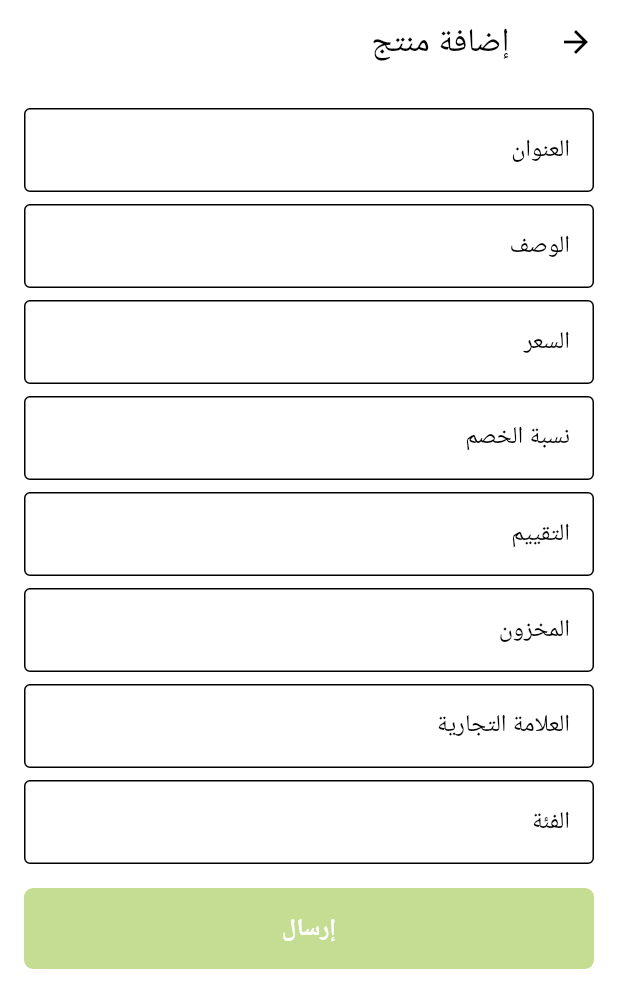
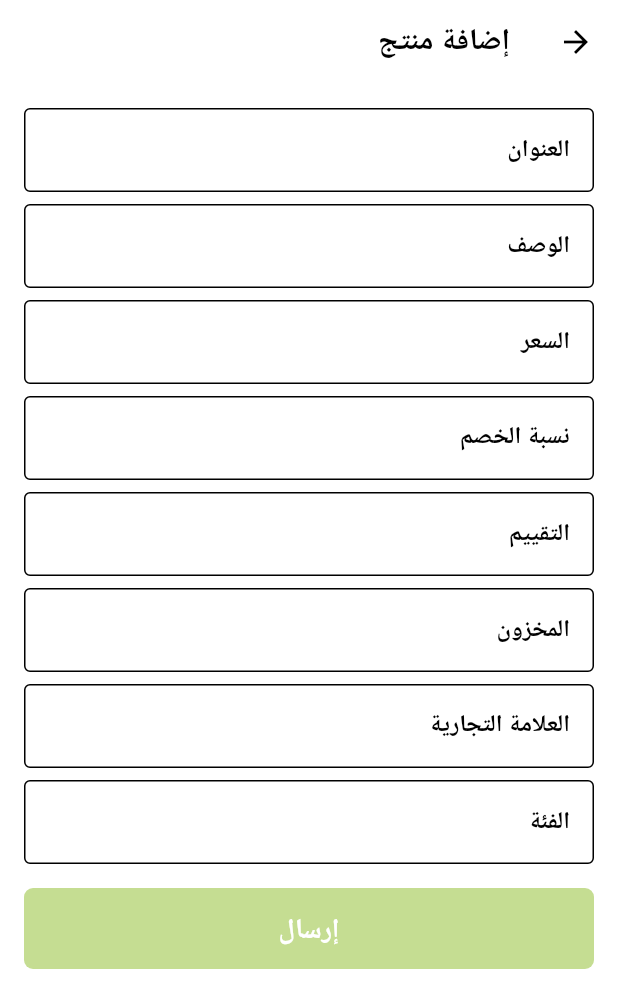
Before and after one commit to ahmedfarid2/TaskApp, a Flutter app: the screen it shows after launch, after a tap on "Ar", after a tap on the "add" icon, on a phone screen of 412 x 824 dp. Shown: the top 1008 px of the screen. Run offline on Flutter 3.47's test engine with Material 3 defaults, Android fonts, the phone set to English and light mode, and no system bars; our stand-ins replace bloc, dio, easy_localization, flutter_bloc, flutter_svg, lottie; network calls fail.

Commit message:
responsive fix

```diff
--- a/lib/core/constants/cst_const_values.dart
+++ b/lib/core/constants/cst_const_values.dart
@@ -1,4 +1,19 @@
+import 'package:flutter/material.dart';
+
 class CSTConstValues {
   final List<int> successStatusCodes = [200, 201];
   bool isNetworkDisconnected = false;
+
+  static const int wideScreenBreakpoint = 600;
+  bool isWideScreen(BuildContext context) {
+    return MediaQuery.of(context).size.width > wideScreenBreakpoint;
+  }
+
+  TextStyle getResponsiveTextStyle(BuildContext context, {required double fontSize, FontWeight fontWeight = FontWeight.normal, Color? color}) {
+    return TextStyle(
+      fontSize: MediaQuery.of(context).textScaler.scale(fontSize),
+      fontWeight: fontWeight,
+      color: color,
+    );
+  }
 }
--- /dev/null
+++ b/lib/core/extentions/text_theme_extension.dart
@@ -0,0 +1,37 @@
+import 'package:flutter/material.dart';
+import 'package:taskapp/core/constants/constants.dart';
+
+extension TextStyleExtension on TextTheme {
+  /// [Titles]
+  TextStyle titleBold_20(BuildContext context) {
+    return Constants.constValues.getResponsiveTextStyle(
+      context,
+      fontSize: 20,
+      fontWeight: FontWeight.bold,
+    );
+  }
+
+  TextStyle titleSemiBold_18(BuildContext context) {
+    return Constants.constValues.getResponsiveTextStyle(
+      context,
+      fontSize: 18,
+      fontWeight: FontWeight.w600,
+    );
+  }
+
+  TextStyle titleSemiBold_16(BuildContext context) {
+    return Constants.constValues.getResponsiveTextStyle(
+      context,
+      fontSize: 16,
+      fontWeight: FontWeight.w600,
+    );
+  }
+
+  TextStyle titleSemiBold_14(BuildContext context) {
+    return Constants.constValues.getResponsiveTextStyle(
+      context,
+      fontSize: 14,
+      fontWeight: FontWeight.w400,
+    );
+  }
+}
--- a/lib/core/widgets/w_app_button.dart
+++ b/lib/core/widgets/w_app_button.dart
@@ -1,6 +1,7 @@
 import 'package:flutter/material.dart';
 import 'package:taskapp/core/extentions/color_extension.dart';
 import 'package:taskapp/core/extentions/context_extension.dart';
+import 'package:taskapp/core/extentions/text_theme_extension.dart';
 import 'package:taskapp/core/widgets/w_button_loader_light.dart';
 
 class WAppButton extends StatefulWidget {
@@ -43,9 +44,7 @@ class _WAppButtonState extends State<WAppButton> {
                   child: Text(
                     widget.title,
                     textAlign: TextAlign.center,
-                    style: TextStyle(
-                      fontSize: 16,
-                      fontWeight: FontWeight.bold,
+                    style: context.textTheme.titleSemiBold_18(context).copyWith(
                       color: context.theme.colorScheme.whiteColor,
                     ),
                   ),
--- a/lib/core/widgets/w_shared_input.dart
+++ b/lib/core/widgets/w_shared_input.dart
@@ -2,6 +2,7 @@ import 'package:easy_localization/easy_localization.dart';
 import 'package:flutter/material.dart';
 import 'package:taskapp/core/extentions/color_extension.dart';
 import 'package:taskapp/core/extentions/context_extension.dart';
+import 'package:taskapp/core/extentions/text_theme_extension.dart';
 
 class WSharedInput extends StatefulWidget {
   const WSharedInput({
@@ -56,7 +57,9 @@ class _WSharedInputState extends State<WSharedInput> {
   InputDecoration buildInputDecoration(String label) {
     return InputDecoration(
       labelText: label.tr(),
-      labelStyle: TextStyle(color: context.theme.colorScheme.blackColor),
+      labelStyle:  context.textTheme.titleSemiBold_16(context).copyWith(
+        color: context.theme.colorScheme.blackColor,
+      ),
       enabledBorder: OutlineInputBorder(
         borderSide: BorderSide(color: context.theme.colorScheme.blackColor),
       ),
--- a/lib/modules/products/presentation/screens/sn_add_products.dart
+++ b/lib/modules/products/presentation/screens/sn_add_products.dart
@@ -1,5 +1,7 @@
 import 'package:easy_localization/easy_localization.dart';
 import 'package:flutter/material.dart';
+import 'package:taskapp/core/extentions/context_extension.dart';
+import 'package:taskapp/core/extentions/text_theme_extension.dart';
 import 'package:taskapp/core/widgets/w_app_button.dart';
 import 'package:taskapp/core/widgets/w_shared_input.dart';
 import 'package:taskapp/modules/products/state_managment/products_cubit.dart';
@@ -25,7 +27,10 @@ class _SNAddProductsState extends State<SNAddProducts> {
   Widget build(BuildContext context) {
     return Scaffold(
       appBar: AppBar(
-        title: Text('add_product'.tr()),
+        title: Text(
+          'add_product'.tr(),
+          style: context.textTheme.titleBold_20(context),
+        ),
       ),
       body: Form(
         key: cubit.formAddProduct.key,
--- a/lib/modules/products/presentation/screens/sn_products.dart
+++ b/lib/modules/products/presentation/screens/sn_products.dart
@@ -3,6 +3,7 @@ import 'package:flutter/material.dart';
 import 'package:flutter_bloc/flutter_bloc.dart';
 import 'package:taskapp/core/extentions/color_extension.dart';
 import 'package:taskapp/core/extentions/context_extension.dart';
+import 'package:taskapp/core/extentions/text_theme_extension.dart';
 import 'package:taskapp/core/services/routes/routes_names.dart';
 import 'package:taskapp/modules/products/presentation/widgets/w_lang_toggle.dart';
 import 'package:taskapp/modules/products/presentation/widgets/w_products_list.dart';
@@ -30,9 +31,12 @@ class _SNProductsState extends State<SNProducts> {
   Widget build(BuildContext context) {
     return Scaffold(
       appBar: AppBar(
-        title: Text('products'.tr()),
+        title: Text(
+          'products'.tr(),
+          style: context.textTheme.titleSemiBold_18(context),
+        ),
         centerTitle: false,
-        actions:  const [
+        actions: const [
           WLangToggle(),
         ],
       ),
@@ -46,13 +50,19 @@ class _SNProductsState extends State<SNProducts> {
           size: 35,
         ),
       ),
-
       body: BlocConsumer<ProductsCubit, ProductsState>(
         bloc: cubit,
         listener: (context, state) {
           if (state is GetProductsError) {
             ScaffoldMessenger.of(context).showSnackBar(
-              SnackBar(content: Text('Error loading products'.tr())),
+              SnackBar(
+                content: Text(
+                  'Error loading products'.tr(),
+                  style: context.textTheme.titleSemiBold_16(context).copyWith(
+                        color: context.theme.colorScheme.whiteColor,
+                      ),
+                ),
+              ),
             );
           }
         },
@@ -62,7 +72,14 @@ class _SNProductsState extends State<SNProducts> {
           } else if (state is GetProductsLoading) {
             return const Center(child: CircularProgressIndicator());
           } else {
-            return Center(child: Text('No products available'.tr()));
+            return Center(
+              child: Text(
+                'No products available'.tr(),
+                style: context.textTheme.titleBold_20(context).copyWith(
+                      color: context.theme.colorScheme.primaryColor,
+                    ),
+              ),
+            );
           }
         },
       ),
```
Also changed, not shown: lib/modules/products/presentation/widgets/w_product_item.dart (+12 -13 lines), lib/modules/products/presentation/widgets/w_products_list.dart (+40 -6 lines).
